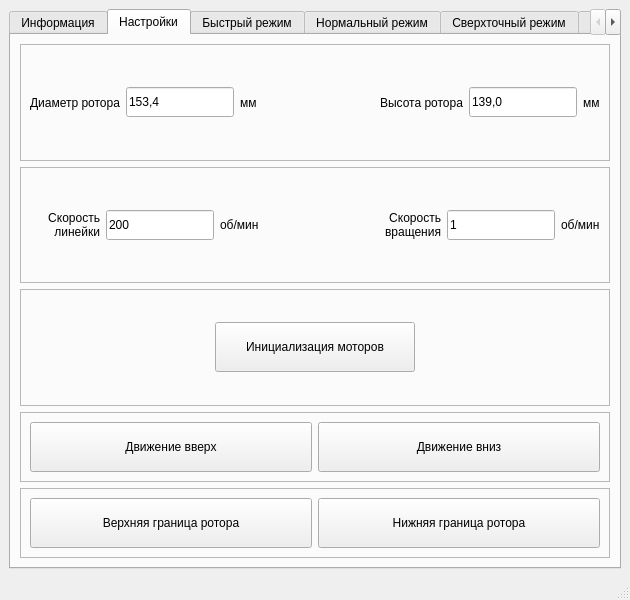
The window that rotor_ui.ui (BuslaySt/Rotor) describes before a commit, drawn with Qt 5.
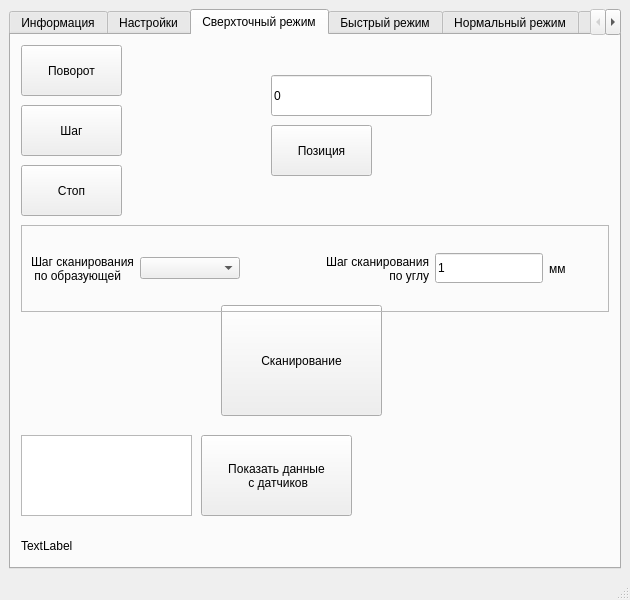
The same window after the commit. The open tabs and pages were chosen to show the change. Icons and pictures are not drawn.

```diff
--- a/rotor_ui.ui
+++ b/rotor_ui.ui
@@ -287,7 +287,7 @@
          </widget>
         </item>
         <item>
-         <widget class="QFrame" name="tab2_frame3">
+         <widget class="QFrame" name="tab2_frame2">
           <property name="frameShape">
            <enum>QFrame::StyledPanel</enum>
           </property>
@@ -437,7 +437,53 @@
          </widget>
         </item>
         <item>
-         <widget class="QFrame" name="tab2_frame6_move">
+         <widget class="QFrame" name="tab2_frame4">
+          <property name="frameShape">
+           <enum>QFrame::StyledPanel</enum>
+          </property>
+          <property name="frameShadow">
+           <enum>QFrame::Raised</enum>
+          </property>
+          <layout class="QHBoxLayout" name="horizontalLayout_8">
+           <item>
+            <widget class="QPushButton" name="pBtn_RotateCW">
+             <property name="minimumSize">
+              <size>
+               <width>0</width>
+               <height>50</height>
+              </size>
+             </property>
+             <property name="text">
+              <string>Вращение по часовой</string>
+             </property>
+             <property name="icon">
+              <iconset>
+               <normaloff>arrow_left.png</normaloff>arrow_left.png</iconset>
+             </property>
+            </widget>
+           </item>
+           <item>
+            <widget class="QPushButton" name="pBtn_RotateCCW">
+             <property name="minimumSize">
+              <size>
+               <width>0</width>
+               <height>50</height>
+              </size>
+             </property>
+             <property name="text">
+              <string>Вращение против часовой</string>
+             </property>
+             <property name="icon">
+              <iconset>
+               <normaloff>arrow_right.png</normaloff>arrow_right.png</iconset>
+             </property>
+            </widget>
+           </item>
+          </layout>
+         </widget>
+        </item>
+        <item>
+         <widget class="QFrame" name="tab2_frame5_move">
           <property name="minimumSize">
            <size>
             <width>0</width>
@@ -546,21 +592,11 @@
         </item>
        </layout>
       </widget>
-      <widget class="QWidget" name="tab_3_fast">
-       <attribute name="title">
-        <string>Быстрый режим</string>
-       </attribute>
-      </widget>
-      <widget class="QWidget" name="tab_4_normal">
-       <attribute name="title">
-        <string>Нормальный режим</string>
-       </attribute>
-      </widget>
-      <widget class="QWidget" name="tab_5_precise">
+      <widget class="QWidget" name="tab3_precise">
        <attribute name="title">
         <string>Сверхточный режим</string>
        </attribute>
-       <widget class="QPushButton" name="tab5_pBtn1_Turn">
+       <widget class="QPushButton" name="tab3_pBtn1_Turn">
         <property name="geometry">
          <rect>
           <x>10</x>
@@ -573,7 +609,7 @@
          <string>Поворот</string>
         </property>
        </widget>
-       <widget class="QPushButton" name="tab5_pBtn3_Stop">
+       <widget class="QPushButton" name="tab3_pBtn3_Stop">
         <property name="geometry">
          <rect>
           <x>10</x>
@@ -586,7 +622,7 @@
          <string>Стоп</string>
         </property>
        </widget>
-       <widget class="QPushButton" name="tab5_pBtn2_Step">
+       <widget class="QPushButton" name="tab3_pBtn2_Step">
         <property name="geometry">
          <rect>
           <x>10</x>
@@ -599,7 +635,7 @@
          <string>Шаг</string>
         </property>
        </widget>
-       <widget class="QPushButton" name="tab5_pBtn5_Scan">
+       <widget class="QPushButton" name="tab3_pBtn5_Scan">
         <property name="geometry">
          <rect>
           <x>210</x>
@@ -612,7 +648,7 @@
          <string>Сканирование</string>
         </property>
        </widget>
-       <widget class="QFrame" name="tab2_frame2">
+       <widget class="QFrame" name="tab3_frame1">
         <property name="geometry">
          <rect>
           <x>10</x>
@@ -719,8 +755,81 @@
          </item>
         </layout>
        </widget>
+       <widget class="QLineEdit" name="lEd_Pos">
+        <property name="geometry">
+         <rect>
+          <x>260</x>
+          <y>40</y>
+          <width>161</width>
+          <height>41</height>
+         </rect>
+        </property>
+        <property name="text">
+         <string>0</string>
+        </property>
+       </widget>
+       <widget class="QPushButton" name="pBtn_Position">
+        <property name="geometry">
+         <rect>
+          <x>260</x>
+          <y>90</y>
+          <width>101</width>
+          <height>51</height>
+         </rect>
+        </property>
+        <property name="text">
+         <string>Позиция</string>
+        </property>
+       </widget>
+       <widget class="QTextBrowser" name="txtBrwser_ShowData">
+        <property name="geometry">
+         <rect>
+          <x>10</x>
+          <y>400</y>
+          <width>171</width>
+          <height>81</height>
+         </rect>
+        </property>
+       </widget>
+       <widget class="QPushButton" name="pBtn_ShowData">
+        <property name="geometry">
+         <rect>
+          <x>190</x>
+          <y>400</y>
+          <width>151</width>
+          <height>81</height>
+         </rect>
+        </property>
+        <property name="text">
+         <string>Показать данные
+ с датчиков</string>
+        </property>
+       </widget>
+       <widget class="QLabel" name="lbl_Data">
+        <property name="geometry">
+         <rect>
+          <x>10</x>
+          <y>490</y>
+          <width>581</width>
+          <height>41</height>
+         </rect>
+        </property>
+        <property name="text">
+         <string>TextLabel</string>
+        </property>
+       </widget>
       </widget>
-      <widget class="QWidget" name="tab_6_result">
+      <widget class="QWidget" name="tab4_fast">
+       <attribute name="title">
+        <string>Быстрый режим</string>
+       </attribute>
+      </widget>
+      <widget class="QWidget" name="tab5_normal">
+       <attribute name="title">
+        <string>Нормальный режим</string>
+       </attribute>
+      </widget>
+      <widget class="QWidget" name="tab6_result">
        <attribute name="title">
         <string>Результаты</string>
        </attribute>
```
Left out of the diff: 40 changed lines with no effect on the pictures.
